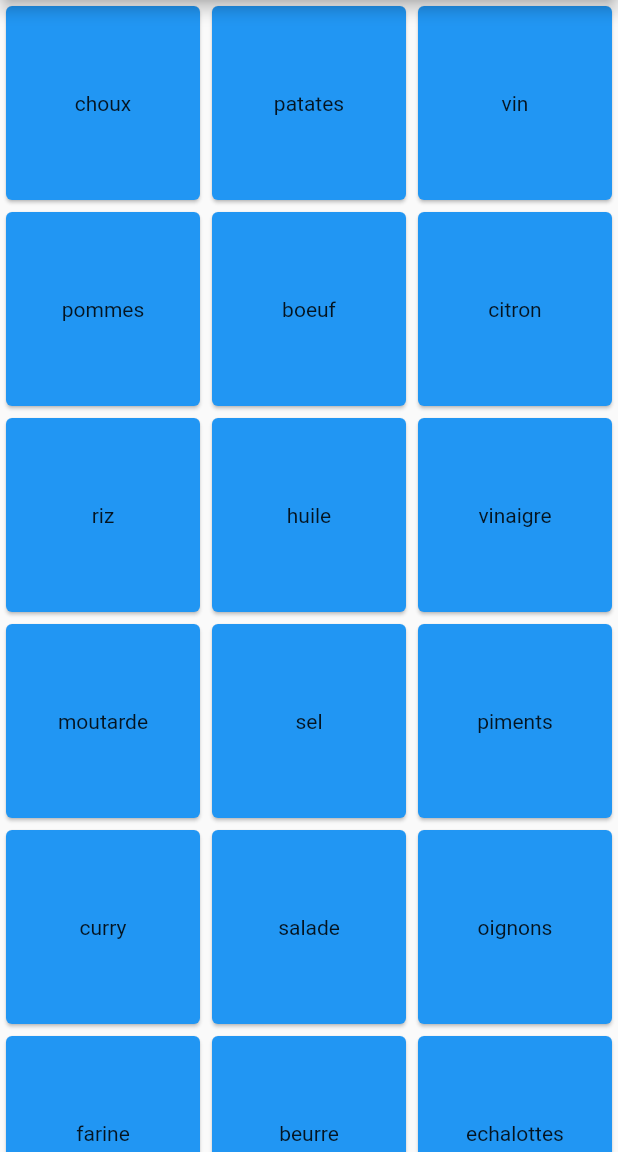
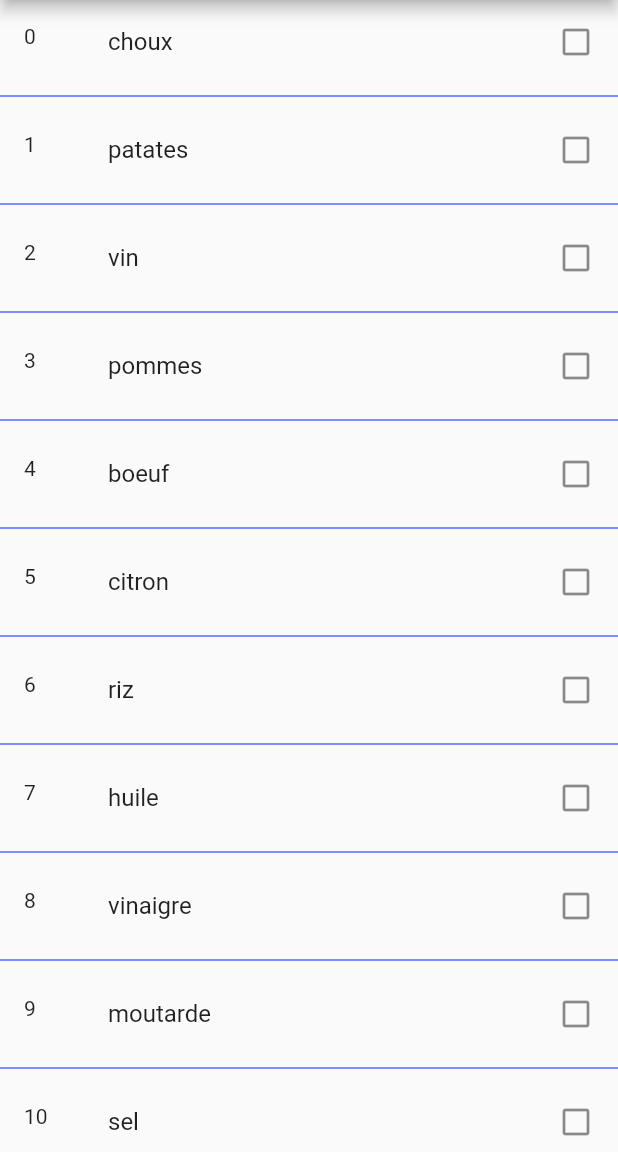
Before and after one commit to gousse/flutter_list, a Flutter app: the screen it shows after launch, on a phone screen of 412 x 824 dp, the part 84-1236 px from its top. Run offline on Flutter 3.47's test engine with Material 2 defaults, Android fonts, the phone set to English and light mode, and no system bars.

Commit message:
update with orientation layout

```diff
--- a/lib/main.dart
+++ b/lib/main.dart
@@ -92,13 +92,56 @@ class _MyHomePageState extends State<MyHomePage> {
 
   @override
   Widget build(BuildContext context) {
+    final orientation = MediaQuery.of(context).orientation;
+    print(orientation);
+
     return Scaffold(
         appBar: AppBar(
           title: Text(widget.title),
         ),
-        body: GridView.builder(
-            gridDelegate: const SliverGridDelegateWithFixedCrossAxisCount(
-                crossAxisCount: 3),
+        body: (orientation == Orientation.portrait) ? listSeparated() : grid());
+  }
+
+  listSeparated() {
+    return ListView.separated(
+        itemBuilder: (BuildContext context, int index) {
+          return Dismissible(
+            key: Key(maListeCourse[index].element),
+            onDismissed: (direction) {
+              setState(() {
+                maListeCourse.removeAt(index);
+              });
+            },
+            background: Container(
+              child: Row(
+                mainAxisSize: MainAxisSize.max,
+                children: [Spacer(), Text("Swipe to delete")],
+              ),
+              color: Colors.redAccent,
+            ),
+            child: tile(index),
+          );
+        },
+        separatorBuilder: (context, index) {
+          return const Divider(
+            color: Colors.indigoAccent,
+            thickness: 1,
+          );
+        },
+        itemCount: maListeCourse.length);
+  }
+
+  simpleList() {
+    return ListView.builder(itemBuilder: (context, index) {
+      final element = courses[index];
+      return elementToShow(element);
+    });
+  }
+
+  grid() {
+    return GridView.builder(
+        gridDelegate:
+            const SliverGridDelegateWithFixedCrossAxisCount(crossAxisCount: 3),
         itemBuilder: (BuildContext context, int index) {
           return InkWell(
             child: Card(
@@ -113,39 +156,7 @@ class _MyHomePageState extends State<MyHomePage> {
             },
           );
         },
-            itemCount: maListeCourse.length)
-
-        /*ListView.separated(
-            itemBuilder: (BuildContext context, index) {
-              return Dismissible(
-                key: Key(maListeCourse[index].element),
-                child: tile(index),
-                onDismissed: (direction) {
-                  setState(() {
-                    maListeCourse.removeAt(index);
-                  });
-                },
-                background: Container(
-                  child: Row(
-                    mainAxisSize: MainAxisSize.max,
-                    children: [Spacer(), Text("swipe to delete")],
-                  ),
-                  color: Colors.red,
-                ),
-              );
-            },
-            separatorBuilder: (BuildContext context, int index) {
-              return const Divider();
-            },
-            itemCount: maListeCourse.length)
-        // ListView.builder(
-        //     itemCount: courses.length,
-        //     itemBuilder: (BuildContext context, int index) {
-        //       var element = courses[index];
-        //       return elementToShow(element);
-        //     })
-        */
-        );
+        itemCount: maListeCourse.length);
   }
 
   ListTile tile(int index) {
@@ -156,7 +167,6 @@ class _MyHomePageState extends State<MyHomePage> {
           ? Icons.check_box
           : Icons.check_box_outline_blank),
       onTap: () {
-        print("tap on element $index : ${courses[index]}");
         setState(() {
           maListeCourse[index].update();
         });
```
Lines whose indentation alone changed are shown as unchanged.
